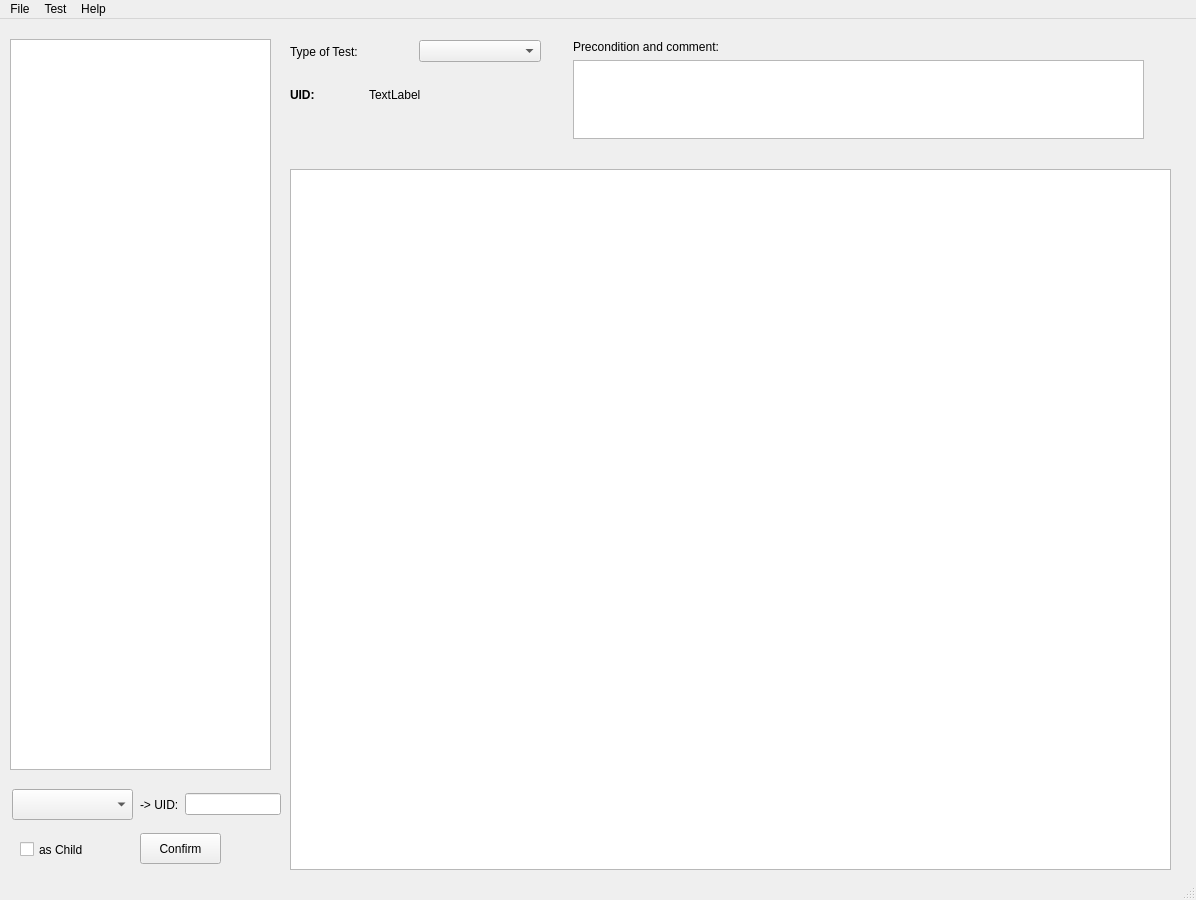
Before: the Qt Designer form assets/gui_main.ui in shuaiwng/QoolTest, drawn with Qt 5.
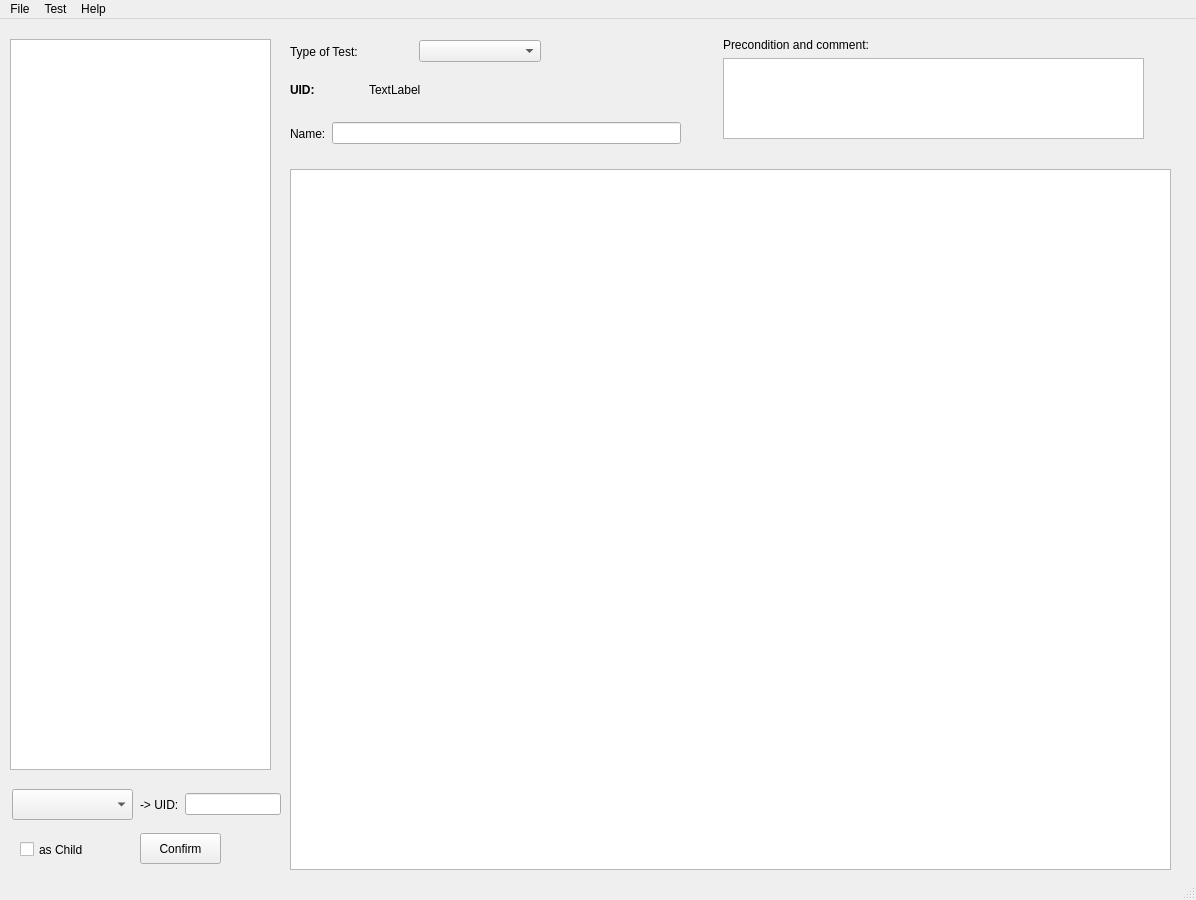
After: the same form once the commit is applied.

The edit to the form file:
```diff
--- a/assets/gui_main.ui
+++ b/assets/gui_main.ui
@@ -39,10 +39,10 @@
    <widget class="QWidget" name="layoutWidget">
     <property name="geometry">
      <rect>
-      <x>573</x>
-      <y>21</y>
-      <width>571</width>
-      <height>99</height>
+      <x>723</x>
+      <y>19</y>
+      <width>421</width>
+      <height>101</height>
      </rect>
     </property>
     <layout class="QVBoxLayout" name="verticalLayout">
@@ -88,7 +88,7 @@
       <x>290</x>
       <y>60</y>
       <width>151</width>
-      <height>31</height>
+      <height>21</height>
      </rect>
     </property>
     <layout class="QHBoxLayout" name="horizontalLayout_2">
@@ -194,6 +194,28 @@
      </item>
     </layout>
    </widget>
+   <widget class="QWidget" name="layoutWidget">
+    <property name="geometry">
+     <rect>
+      <x>290</x>
+      <y>94</y>
+      <width>391</width>
+      <height>41</height>
+     </rect>
+    </property>
+    <layout class="QHBoxLayout" name="horizontalLayout_4">
+     <item>
+      <widget class="QLabel" name="label_5">
+       <property name="text">
+        <string>Name:</string>
+       </property>
+      </widget>
+     </item>
+     <item>
+      <widget class="QLineEdit" name="le_name"/>
+     </item>
+    </layout>
+   </widget>
   </widget>
   <widget class="QMenuBar" name="menubar">
    <property name="geometry">
```
Left out of the diff: 8 changed lines with no effect on the pictures.
